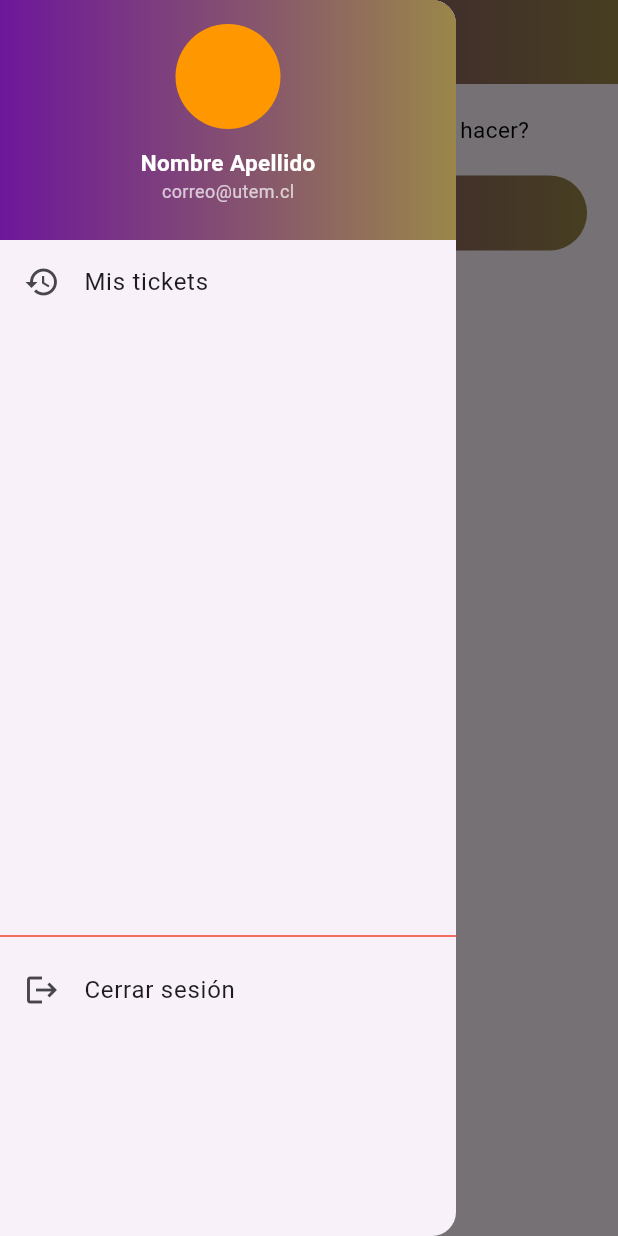
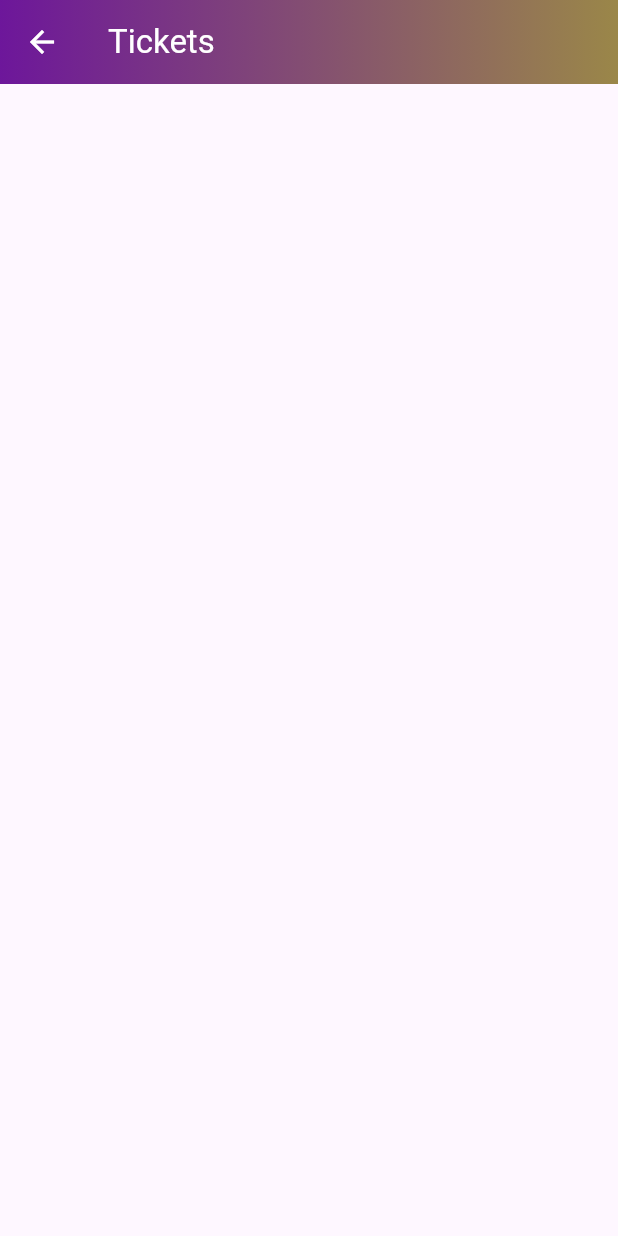
Before and after one commit to arielcybe/compu_movil, a Flutter app: the screen it shows after launch, after a tap on the "menu" icon, after a tap on "Mis tickets", on a phone screen of 412 x 824 dp. Run offline on Flutter 3.47's test engine with Material 3 defaults, Android fonts, the phone set to English and light mode, and no system bars; our stand-ins replace dio.

Commit message:
ticketsPage

```diff
--- a/lib/main.dart
+++ b/lib/main.dart
@@ -1,5 +1,6 @@
 import 'package:flutter/material.dart';
 import 'package:dio/dio.dart';
+import 'package:flutter_application_1/tickets.dart';
 
 const String baseUrl = 'https://api.sebastian.cl/oirs-utem';
 const String accessToken =
@@ -372,7 +373,11 @@ class _HomePageState extends State<HomePage> {
         ListTile(
           leading: const Icon(Icons.history),
           title: const Text('Mis tickets'),
-          onTap: () {},
+          onTap: () {
+            Navigator.of(context).push(MaterialPageRoute(
+              builder: (context) => const TicketScreen(),
+            ));
+          },
         ),
         const SizedBox(height: 400),
         const Divider(
--- /dev/null
+++ b/lib/tickets.dart
@@ -0,0 +1,46 @@
+import 'package:flutter/material.dart';
+import 'package:flutter_application_1/main.dart';
+
+class TicketScreen extends StatefulWidget {
+  const TicketScreen({super.key});
+
+  @override
+  State<TicketScreen> createState() => _TicketScreenState();
+}
+
+class _TicketScreenState extends State<TicketScreen> {
+  @override
+  Widget build(BuildContext context) {
+    return Scaffold(
+      appBar: AppBar(
+        title: const Text('Tickets', style: TextStyle(color: Colors.white)),
+        leading: Builder(
+          builder: (BuildContext context) {
+            return IconButton(
+              icon: const Icon(Icons.arrow_back),
+              color: Colors.white,
+              onPressed: () {
+                Navigator.of(context).push(MaterialPageRoute(
+                  builder: (context) => HomePage(),
+                ));
+              },
+            );
+          },
+        ),
+        flexibleSpace: AnimatedContainer(
+          duration: const Duration(milliseconds: 250),
+          decoration: const BoxDecoration(
+            gradient: LinearGradient(
+              colors: [Color(0xFF6400ab), Color(0xFFbbd80d)],
+              stops: [0.2, 0.9],
+              begin: Alignment(-2.5, 1),
+              end: Alignment(3, 1),
+            ),
+          ),
+          width: 200,
+          height: 200,
+        ),
+      ),
+    );
+  }
+}
```
